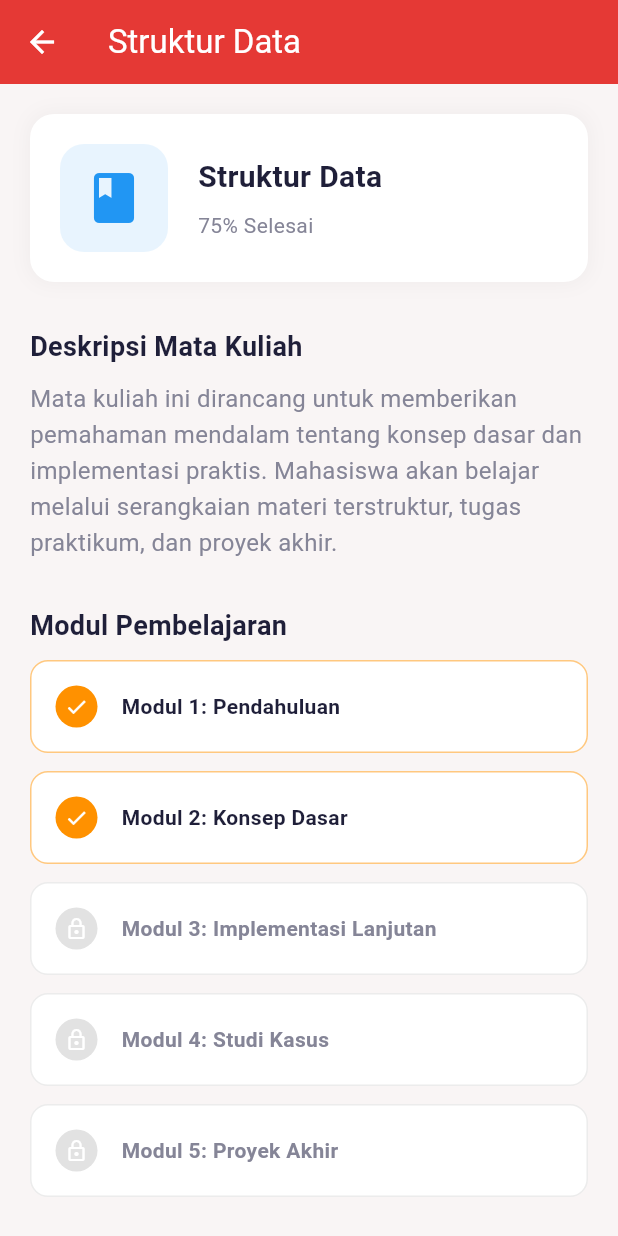
After one commit to uqizeroxl/uas_mobile, a Flutter app: the screen it shows after launch, after a tap on "Struktur Data", on a phone screen of 412 x 824 dp. The commit adds this screen. Run offline on Flutter 3.47's test engine with Material 3 defaults, Android fonts, the phone set to English and light mode, and no system bars.

Commit message:
membuat halam detail pada setiap kursus

```diff
--- /dev/null
+++ b/lib/screens/course_detail_screen.dart
@@ -0,0 +1,150 @@
+import 'package:flutter/material.dart';
+import '../constants.dart';
+
+class CourseDetailScreen extends StatelessWidget {
+  final String title;
+  final double progress;
+  final Color iconColor;
+
+  const CourseDetailScreen({
+    super.key,
+    required this.title,
+    required this.progress,
+    required this.iconColor,
+  });
+
+  @override
+  Widget build(BuildContext context) {
+    return Scaffold(
+      appBar: AppBar(
+        title: Text(title, style: const TextStyle(color: Colors.white)),
+        backgroundColor: AppColors.primary,
+        iconTheme: const IconThemeData(color: Colors.white),
+      ),
+      body: SingleChildScrollView(
+        padding: const EdgeInsets.all(20.0),
+        child: Column(
+          crossAxisAlignment: CrossAxisAlignment.start,
+          children: [
+            Container(
+              padding: const EdgeInsets.all(20),
+              decoration: BoxDecoration(
+                color: Colors.white,
+                borderRadius: BorderRadius.circular(16),
+                boxShadow: [
+                  BoxShadow(
+                    color: Colors.grey.withOpacity(0.1),
+                    spreadRadius: 1,
+                    blurRadius: 10,
+                  ),
+                ],
+              ),
+              child: Row(
+                children: [
+                  Container(
+                    padding: const EdgeInsets.all(16),
+                    decoration: BoxDecoration(
+                      color: iconColor.withOpacity(0.1),
+                      borderRadius: BorderRadius.circular(16),
+                    ),
+                    child: Icon(Icons.book, size: 40, color: iconColor),
+                  ),
+                  const SizedBox(width: 20),
+                  Expanded(
+                    child: Column(
+                      crossAxisAlignment: CrossAxisAlignment.start,
+                      children: [
+                        Text(
+                          title,
+                          style: const TextStyle(
+                            fontSize: 20,
+                            fontWeight: FontWeight.bold,
+                            color: AppColors.textPrimary,
+                          ),
+                        ),
+                        const SizedBox(height: 8),
+                        Text(
+                          '${(progress * 100).toInt()}% Selesai',
+                          style: const TextStyle(
+                            fontSize: 14,
+                            color: AppColors.textSecondary,
+                          ),
+                        ),
+                      ],
+                    ),
+                  ),
+                ],
+              ),
+            ),
+            const SizedBox(height: 30),
+            const Text(
+              'Deskripsi Mata Kuliah',
+              style: TextStyle(
+                fontSize: 18,
+                fontWeight: FontWeight.bold,
+                color: AppColors.textPrimary,
+              ),
+            ),
+            const SizedBox(height: 10),
+            const Text(
+              'Mata kuliah ini dirancang untuk memberikan pemahaman mendalam tentang konsep dasar dan implementasi praktis. Mahasiswa akan belajar melalui serangkaian materi terstruktur, tugas praktikum, dan proyek akhir.',
+              style: TextStyle(fontSize: 16, color: AppColors.textSecondary, height: 1.5),
+            ),
+            const SizedBox(height: 30),
+            const Text(
+              'Modul Pembelajaran',
+              style: TextStyle(
+                fontSize: 18,
+                fontWeight: FontWeight.bold,
+                color: AppColors.textPrimary,
+              ),
+            ),
+            const SizedBox(height: 10),
+            _buildModuleItem(1, 'Pendahuluan', true),
+            _buildModuleItem(2, 'Konsep Dasar', true),
+            _buildModuleItem(3, 'Implementasi Lanjutan', false),
+            _buildModuleItem(4, 'Studi Kasus', false),
+            _buildModuleItem(5, 'Proyek Akhir', false),
+          ],
+        ),
+      ),
+    );
+  }
+
+  Widget _buildModuleItem(int number, String title, bool isCompleted) {
+    return Container(
+      margin: const EdgeInsets.only(bottom: 12),
+      padding: const EdgeInsets.all(16),
+      decoration: BoxDecoration(
+        color: Colors.white,
+        borderRadius: BorderRadius.circular(12),
+        border: Border.all(
+          color: isCompleted ? AppColors.secondary.withOpacity(0.5) : Colors.grey.withOpacity(0.2),
+        ),
+      ),
+      child: Row(
+        children: [
+          CircleAvatar(
+            radius: 14,
+            backgroundColor: isCompleted ? AppColors.secondary : Colors.grey.withOpacity(0.3),
+            child: Icon(
+              isCompleted ? Icons.check : Icons.lock_outline,
+              size: 16,
+              color: Colors.white,
+            ),
+          ),
+          const SizedBox(width: 16),
+          Expanded(
+            child: Text(
+              'Modul $number: $title',
+              style: TextStyle(
+                fontWeight: FontWeight.bold,
+                color: isCompleted ? AppColors.textPrimary : AppColors.textSecondary,
+              ),
+            ),
+          ),
+        ],
+      ),
+    );
+  }
+}
--- a/lib/screens/course_screen.dart
+++ b/lib/screens/course_screen.dart
@@ -1,6 +1,7 @@
 import 'package:flutter/material.dart';
 import '../constants.dart';
 import '../widgets/course_card.dart';
+import 'course_detail_screen.dart';
 
 class CourseScreen extends StatelessWidget {
   const CourseScreen({super.key});
@@ -31,6 +32,18 @@ class CourseScreen extends StatelessWidget {
               title: course['title'] as String,
               progress: course['progress'] as double,
               iconColor: course['color'] as Color,
+              onTap: () {
+                Navigator.push(
+                  context,
+                  MaterialPageRoute(
+                    builder: (context) => CourseDetailScreen(
+                      title: course['title'] as String,
+                      progress: course['progress'] as double,
+                      iconColor: course['color'] as Color,
+                    ),
+                  ),
+                );
+              },
             ),
           );
         },
--- a/lib/screens/home_screen.dart
+++ b/lib/screens/home_screen.dart
@@ -1,6 +1,7 @@
 import 'package:flutter/material.dart';
 import '../constants.dart';
 import '../widgets/course_card.dart';
+import 'course_detail_screen.dart';
 
 class HomeScreen extends StatelessWidget {
   const HomeScreen({super.key});
@@ -174,6 +175,18 @@ class _RecentCourseList extends StatelessWidget {
             title: course['title'] as String,
             progress: course['progress'] as double,
             iconColor: course['color'] as Color,
+            onTap: () {
+              Navigator.push(
+                context,
+                MaterialPageRoute(
+                  builder: (context) => CourseDetailScreen(
+                    title: course['title'] as String,
+                    progress: course['progress'] as double,
+                    iconColor: course['color'] as Color,
+                  ),
+                ),
+              );
+            },
           ),
         );
       }).toList(),
--- a/lib/widgets/course_card.dart
+++ b/lib/widgets/course_card.dart
@@ -5,12 +5,14 @@ class CourseCard extends StatelessWidget {
   final String title;
   final double progress;
   final Color iconColor;
+  final VoidCallback? onTap;
 
   const CourseCard({
     super.key,
     required this.title,
     required this.progress,
     required this.iconColor,
+    this.onTap,
   });
 
   @override
@@ -18,12 +20,15 @@ class CourseCard extends StatelessWidget {
     return Card(
       elevation: 1,
       shape: RoundedRectangleBorder(borderRadius: BorderRadius.circular(12)),
+      clipBehavior: Clip.antiAlias, // Add clip behavior for InkWell
       surfaceTintColor: Colors.white,
       color: Colors.white,
-      child: Padding(
-        padding: const EdgeInsets.all(16.0),
-        child: Row(
-          children: [
+      child: InkWell(
+        onTap: onTap,
+        child: Padding(
+          padding: const EdgeInsets.all(16.0),
+          child: Row(
+            children: [
             Container(
               padding: const EdgeInsets.all(10),
               decoration: BoxDecoration(
@@ -64,6 +69,6 @@ class CourseCard extends StatelessWidget {
           ],
         ),
       ),
-    );
+    ));
   }
 }
```
Also changed, not shown: 1 other file.
